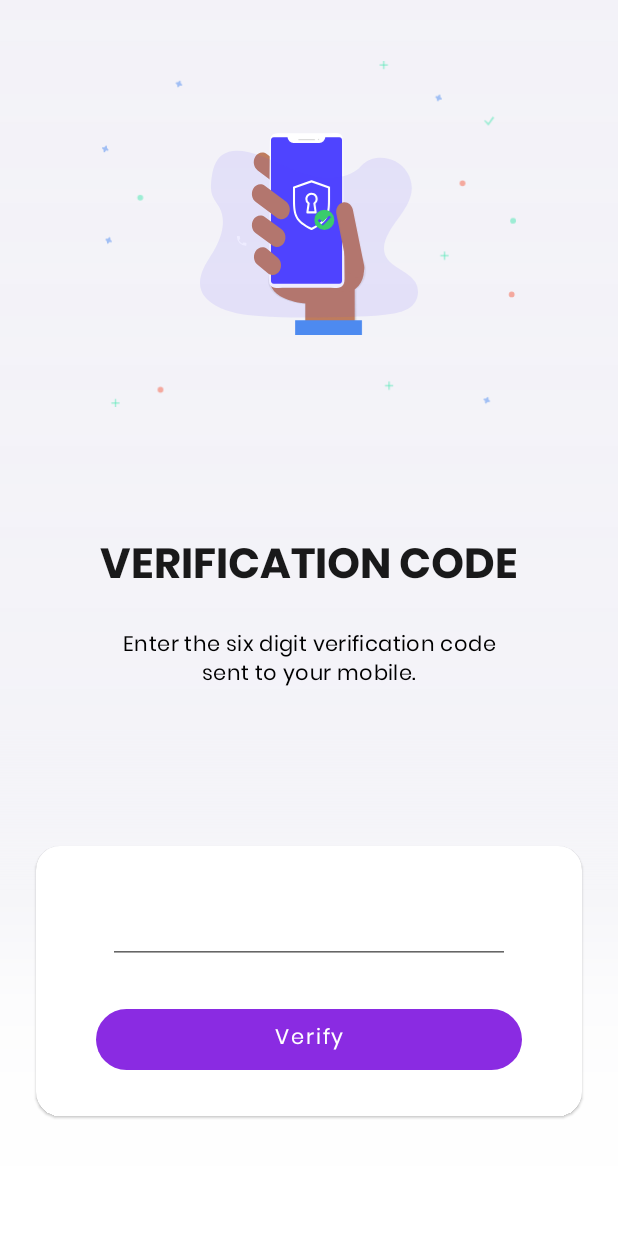
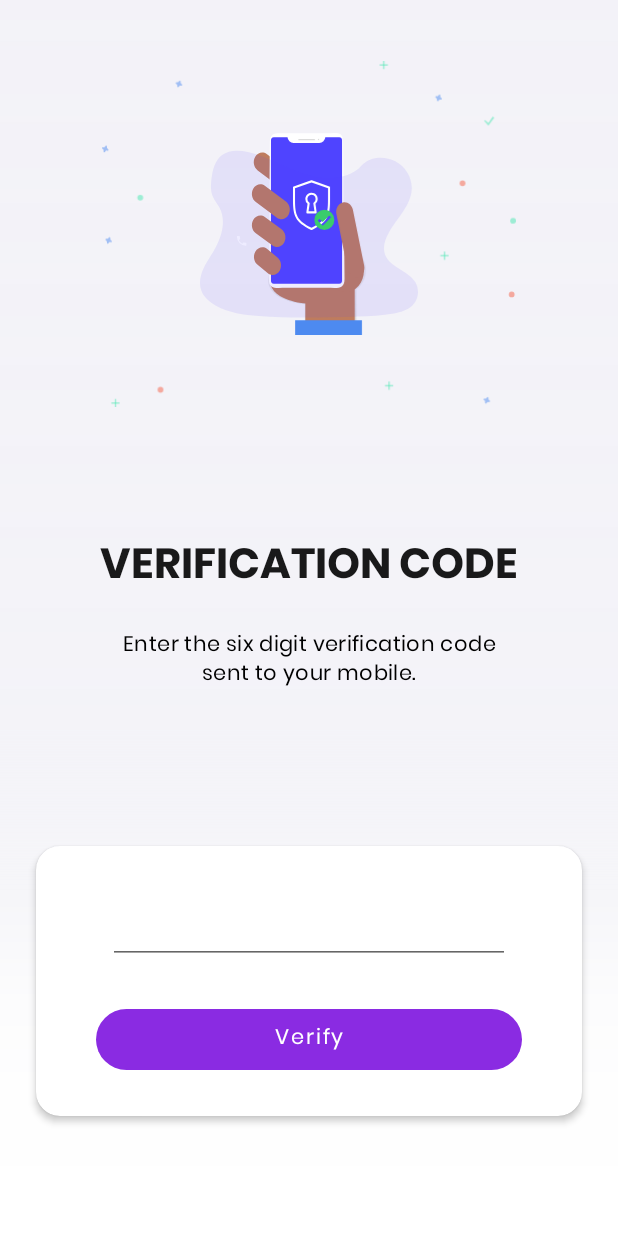
Before and after one commit to shivamkumard107/Mask_Detector, an Android app: the fragment VerifyFragment placed in its activity, on a phone screen of 412 x 824 dp. Run offline under Robolectric (Android 15) with nearby library versions, the phone set to English and light mode, and no system bars; our stand-ins replace Firebase (no records; nobody signed in at launch, a user with empty details on screens opened directly); libraries missing offline, so code that uses them is left out: com.alimuzaffar.lib; plain views replace PinEntryEditText; 1 statement that could not run was skipped.

Commit message:
idk kya change kra

```diff
--- a/app/src/main/res/layout/fragment_verify.xml
+++ b/app/src/main/res/layout/fragment_verify.xml
@@ -84,6 +84,7 @@
         android:layout_marginEnd="24dp"
         android:layout_marginBottom="80dp"
         app:cardCornerRadius="16dp"
+        app:cardElevation="3dp"
         app:layout_constraintBottom_toBottomOf="parent"
         app:layout_constraintEnd_toEndOf="parent"
         app:layout_constraintStart_toStartOf="parent"
```
